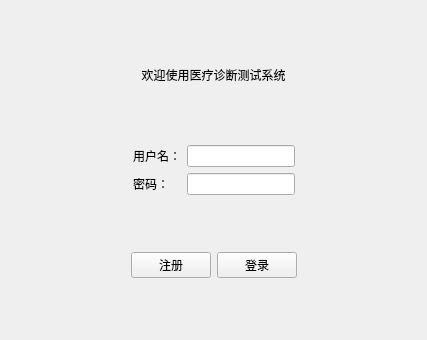
Before: the Qt Designer form loginview.ui in byan2490357105/lab3, drawn with Qt 5.
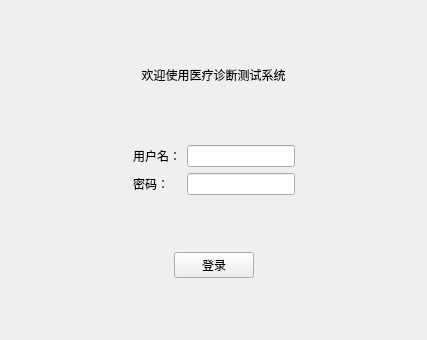
After: the same form once the commit is applied.

What changed in the file:
```diff
--- a/loginview.ui
+++ b/loginview.ui
@@ -150,13 +150,6 @@
          </property>
         </spacer>
        </item>
-       <item>
-        <widget class="QPushButton" name="btSignOut">
-         <property name="text">
-          <string>注册</string>
-         </property>
-        </widget>
-       </item>
        <item>
         <widget class="QPushButton" name="btSignIn">
          <property name="text">
```
